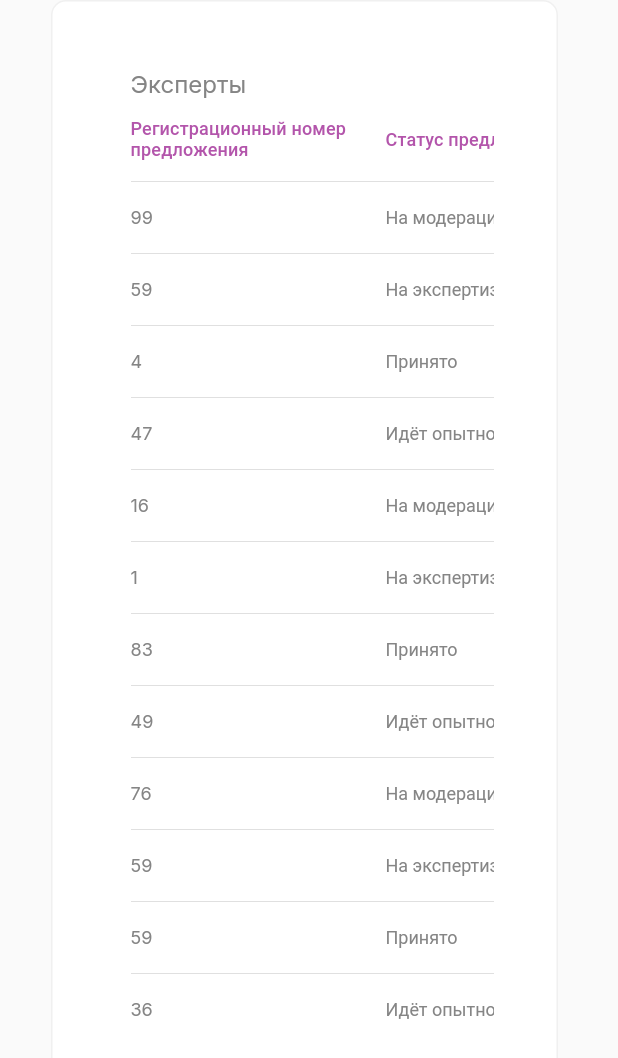
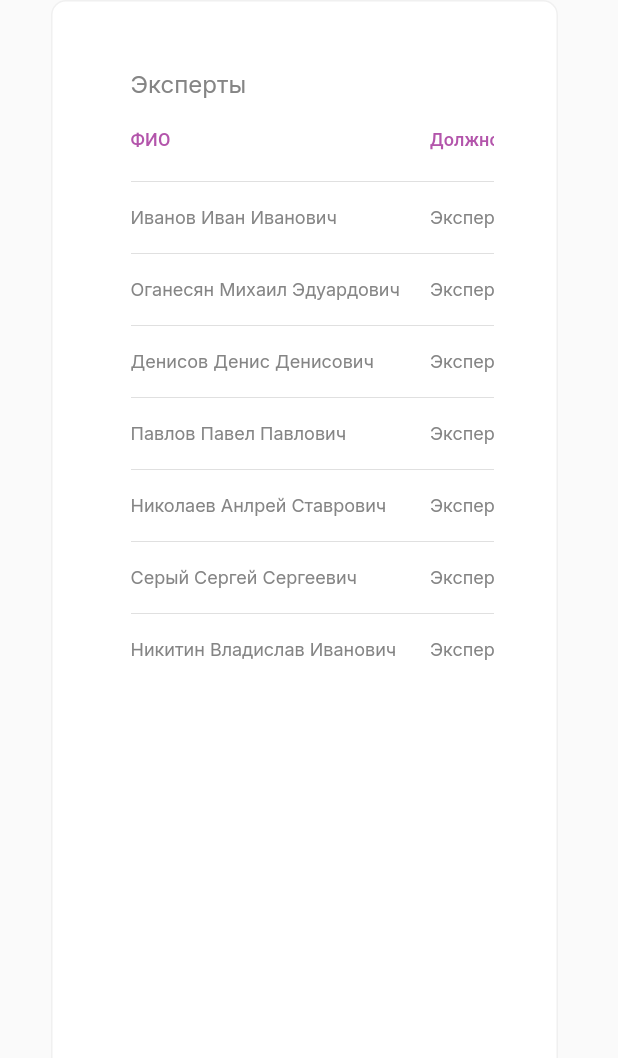
Before and after one commit to MobyteDev/rosseti_web, a Flutter app: the ExpertsTab widget shown alone on an empty page, opened directly, on a phone screen of 412 x 824 dp. Shown: the top 1058 px of the screen. Run offline on Flutter 3.47's test engine with Material 2 defaults, Android fonts, the phone set to English and light mode, and no system bars; our stand-ins replace google_fonts; missing offline and left inert: bidirectional_scroll_view.

Commit message:
Update experts_tab.dart

```diff
--- a/lib/reorderable_list/experts_tab.dart
+++ b/lib/reorderable_list/experts_tab.dart
@@ -46,11 +46,10 @@ class _ExpertsTabState extends State<ExpertsTab> {
             style: styleValue))));
     list.add(DataCell(
         Container(width: 200, child: Text(item.title, style: styleValue))));
-    list.add(DataCell(Container(
-        width: 100,
-        child: Text(item.popularity.toString(), style: styleValue))));
-    list.add(DataCell(Container(
-        width: 100, child: Text(item.uniq.toString(), style: styleValue))));
+    list.add(DataCell(
+        Container(child: Text(item.popularity.toString(), style: styleValue))));
+    list.add(DataCell(
+        Container(child: Text(item.uniq.toString(), style: styleValue))));
     list.add(DataCell(Container(
         width: 200, child: Text(item.currentStateDes, style: styleValue))));
     list.add(DataCell(Container(
@@ -110,38 +109,116 @@ class _ExpertsTabState extends State<ExpertsTab> {
                           DataColumn(
                               label: SizedBox(
                             child: Text(
-                            "Регистрационный номер \nпредложения",
+                              "ФИО",
                               style: styleTitle,
                             ),
                           )),
                           DataColumn(
-                            label:
-                                Text("Статус предложения", style: styleTitle)),
+                              label: Text("Должность", style: styleTitle)),
                           DataColumn(
-                            label: Text("Дата регистрации \nпредложения",
-                                style: styleTitle)),
-                        DataColumn(
-                            label: Text("Наименование предложения",
-                                style: styleTitle)),
-                        DataColumn(
-                            label: Text("Популярность", style: styleTitle)),
-                        DataColumn(
-                            label: Text("Уникальность", style: styleTitle)),
-                        DataColumn(
-                            label: Text("Наименование филиала",
-                                style: styleTitle)),
-                        DataColumn(
-                            label: Text("ФИО Автора(ов)", style: styleTitle)),
-                        DataColumn(
-                            label: Text("Должность автора", style: styleTitle)),
-                        DataColumn(
-                            label: Text("Область применения \nпредложения",
-                                style: styleTitle)),
+                              label: Text("Подразделение", style: styleTitle)),
+                          DataColumn(label: Text("Почта", style: styleTitle)),
                         ],
-                      rows: mapRegistryToDataRows(
-                        Registry(),
-                      ),
-                    ),
+                        rows: [
+                          DataRow(cells: [
+                            DataCell(Container(
+                                child: Text("Иванов Иван Иванович",
+                                    style: styleValue))),
+                            DataCell(Container(
+                                child: Text("Эксперт по рацдеятельности",
+                                    style: styleValue))),
+                            DataCell(Container(
+                                child:
+                                    Text("ПАО Россети ЮГ", style: styleValue))),
+                            DataCell(Container(
+                                child:
+                                    Text("ivanov@mail.ru", style: styleValue))),
+                          ]),
+                          DataRow(cells: [
+                            DataCell(Container(
+                                child: Text("Оганесян Михаил Эдуардович",
+                                    style: styleValue))),
+                            DataCell(Container(
+                                child: Text("Эксперт по рацдеятельности",
+                                    style: styleValue))),
+                            DataCell(Container(
+                                child: Text("ПАО Россети Кубань",
+                                    style: styleValue))),
+                            DataCell(Container(
+                                child: Text("oganisan@yandex.ru",
+                                    style: styleValue))),
+                          ]),
+                          DataRow(cells: [
+                            DataCell(Container(
+                                child: Text("Денисов Денис Денисович",
+                                    style: styleValue))),
+                            DataCell(Container(
+                                child: Text("Эксперт по рацдеятельности",
+                                    style: styleValue))),
+                            DataCell(Container(
+                                child:
+                                    Text("ПАО Россети ЮГ", style: styleValue))),
+                            DataCell(Container(
+                                child: Text("denisov@mail.ru",
+                                    style: styleValue))),
+                          ]),
+                          DataRow(cells: [
+                            DataCell(Container(
+                                child: Text("Павлов Павел Павлович",
+                                    style: styleValue))),
+                            DataCell(Container(
+                                child: Text("Эксперт по рацдеятельности",
+                                    style: styleValue))),
+                            DataCell(Container(
+                                child: Text("ПАО Россети Московский регион",
+                                    style: styleValue))),
+                            DataCell(Container(
+                                child: Text("pavlov@gmail.com",
+                                    style: styleValue))),
+                          ]),
+                          DataRow(cells: [
+                            DataCell(Container(
+                                child: Text("Николаев Анлрей Ставрович",
+                                    style: styleValue))),
+                            DataCell(Container(
+                                child: Text("Эксперт по рацдеятельности",
+                                    style: styleValue))),
+                            DataCell(Container(
+                                child:
+                                    Text("ПАО Россети ЮГ", style: styleValue))),
+                            DataCell(Container(
+                                child: Text("nikolaev@mail.ru",
+                                    style: styleValue))),
+                          ]),
+                          DataRow(cells: [
+                            DataCell(Container(
+                                child: Text("Серый Сергей Сергеевич",
+                                    style: styleValue))),
+                            DataCell(Container(
+                                child: Text("Эксперт по рацдеятельности",
+                                    style: styleValue))),
+                            DataCell(Container(
+                                child: Text("ПАО Россети Кубань",
+                                    style: styleValue))),
+                            DataCell(Container(
+                                child:
+                                    Text("gray@yandex.ru", style: styleValue))),
+                          ]),
+                          DataRow(cells: [
+                            DataCell(Container(
+                                child: Text("Никитин Владислав Иванович",
+                                    style: styleValue))),
+                            DataCell(Container(
+                                child: Text("Эксперт по рацдеятельности",
+                                    style: styleValue))),
+                            DataCell(Container(
+                                child: Text("ПАО Россети Ленэнерго",
+                                    style: styleValue))),
+                            DataCell(Container(
+                                child: Text("nikitin@mail.ru",
+                                    style: styleValue))),
+                          ]),
+                        ]),
                   ),
                 ),
               ),
```
Lines whose indentation alone changed are shown as unchanged.
